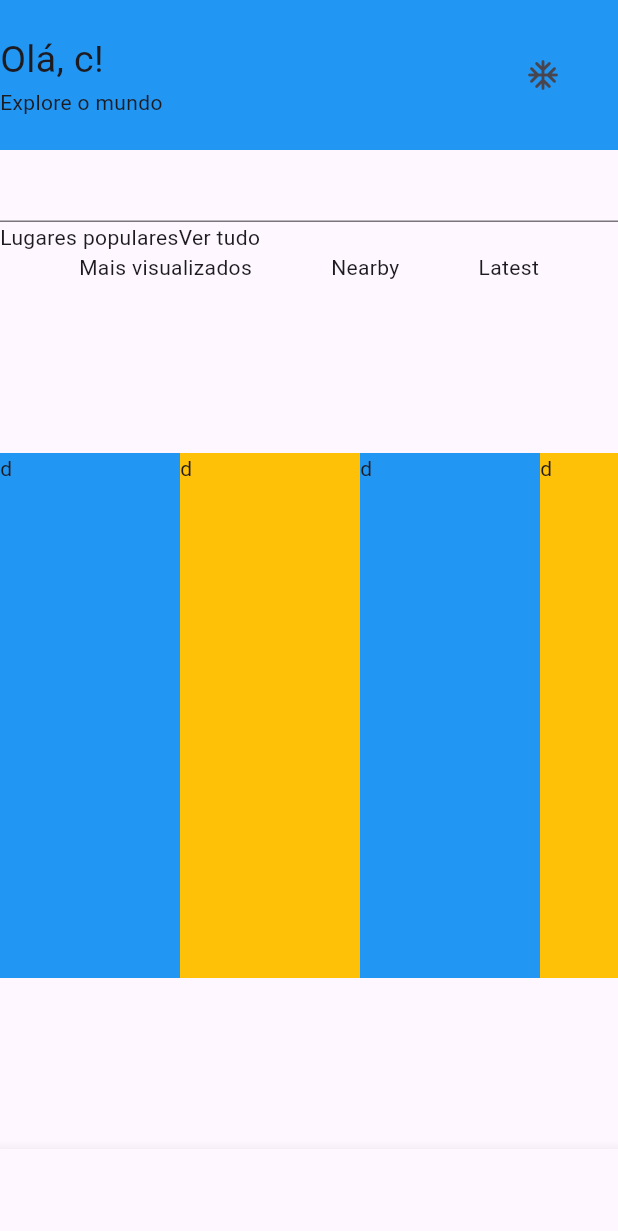
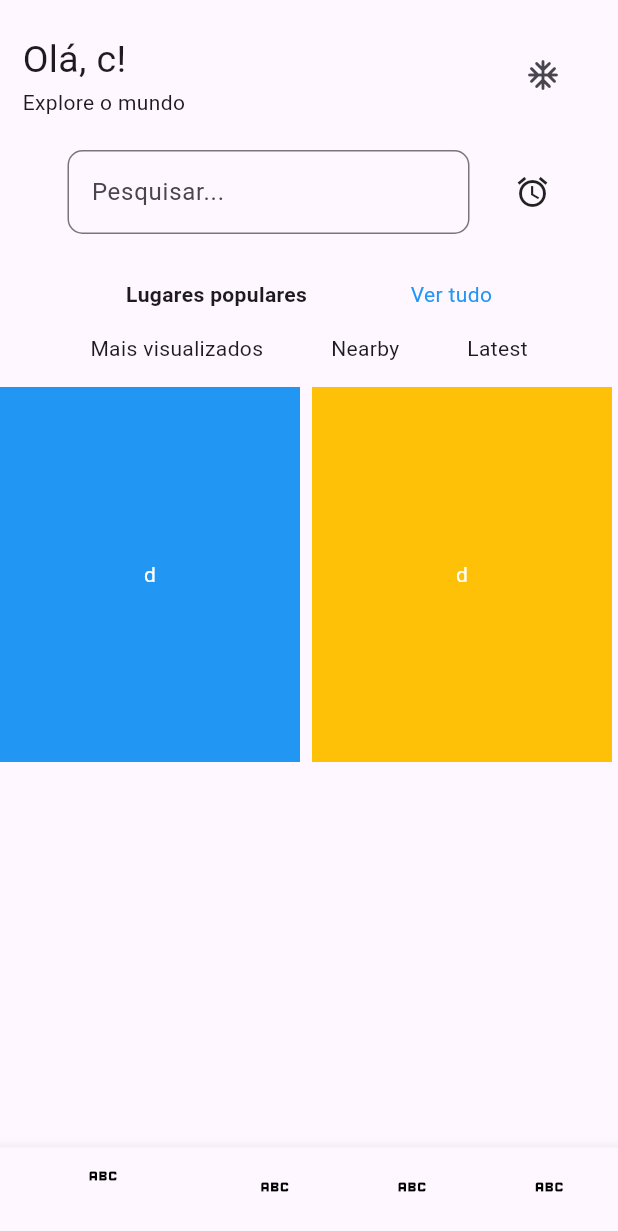
Before and after one commit to Running-Agama/viagens_app, a Flutter app: the screen it shows after launch, on a phone screen of 412 x 824 dp. Shown: the top 1231 px of the screen. Run offline on Flutter 3.47's test engine with Material 3 defaults, Android fonts, the phone set to English and light mode, and no system bars.

Commit message:
separando código e adicionando um pouco de interatividade ana navbar

```diff
--- /dev/null
+++ b/lib/explore.dart
@@ -0,0 +1,81 @@
+import 'package:flutter/material.dart';
+
+class Explorar extends StatelessWidget {
+  const Explorar({super.key});
+
+  @override
+  Widget build(BuildContext context) {
+    return SingleChildScrollView(
+      child: Column(
+        crossAxisAlignment: CrossAxisAlignment.start,
+        children: [
+          Padding(
+            padding: const EdgeInsets.only(left: 45, right: 45, bottom: 30),
+            child: Row(
+              children: [
+                Expanded(
+                  child: TextField(
+                    decoration: InputDecoration(
+                      border: OutlineInputBorder(
+                        borderRadius: BorderRadius.circular(10.0),
+                      ),
+                      hintText: 'Pesquisar...',
+                    ),
+                  ),
+                ),
+                const SizedBox(width: 30),
+                const Icon(Icons.access_alarm),
+              ],
+            ),
+          ),
+          const Padding(
+            padding: EdgeInsets.symmetric(horizontal: 15.0),
+            child: Row(
+              mainAxisAlignment: MainAxisAlignment.spaceEvenly,
+              children: [
+                Text(
+                  'Lugares populares',
+                  style: TextStyle(fontWeight: FontWeight.bold),
+                ),
+                Text(
+                  'Ver tudo',
+                  style: TextStyle(color: Colors.blue),
+                ),
+              ],
+            ),
+          ),
+          const SizedBox(height: 16),
+          const Padding(
+            padding: EdgeInsets.symmetric(horizontal: 15.0),
+            child: Row(
+              mainAxisAlignment: MainAxisAlignment.spaceEvenly,
+              children: [
+                Text('Mais visualizados'),
+                Text('Nearby'),
+                Text('Latest'),
+              ],
+            ),
+          ),
+          const SizedBox(height: 16),
+          SizedBox(
+            height: 250,
+            child: ListView.builder(
+              scrollDirection: Axis.horizontal,
+              itemCount: 10,
+              itemBuilder: (context, index) {
+                return Container(
+                  margin: const EdgeInsets.only(right: 8),
+                  width: 200,
+                  color: index % 2 == 0 ? Colors.blue : Colors.amber,
+                  child: const Center(
+                    child: Text('d', style: TextStyle(color: Colors.white)),
+                  ),
+                );
+              },
+            ),
+          ),
+        ],
+      ),
+    );
+  }
+}
--- a/lib/home.dart
+++ b/lib/home.dart
@@ -1,5 +1,5 @@
 import 'package:flutter/material.dart';
-
+import 'explore.dart';
 class HomePage extends StatefulWidget {
   const HomePage({super.key});
   @override
@@ -7,14 +7,16 @@ class HomePage extends StatefulWidget {
 }
 
 class _HomePageState extends State<HomePage> {
+  int _index = 0;
   @override
   Widget build(BuildContext context) {
     return Scaffold(
       appBar: AppBar(
-        backgroundColor: Colors.blue,
         toolbarHeight: 100,
         leadingWidth: 250,
-        leading: const Column(
+        leading: const Padding(
+          padding: EdgeInsets.all(15.0),
+          child: Column(
             mainAxisAlignment: MainAxisAlignment.center,
             crossAxisAlignment: CrossAxisAlignment.start,
             children: [
@@ -24,66 +26,39 @@ class _HomePageState extends State<HomePage> {
                   fontSize: 25,
                 ),
               ),
-            Text('Explore o mundo')
+              Text('Explore o mundo'),
             ],
+          ),
         ),
         actions: const [
           SizedBox(
             width: 100,
             child: Icon(Icons.ac_unit_rounded),
-          )
+          ),
+        ],
+      ),
+      body: IndexedStack(
+        index: _index,
+        children: [
+          Explorar(),
+          Text('oi')
         ],
       ),
 
 
-      body: Column(
-        children: [
-          const TextField(),
-          const Row(
-            children: [Text('Lugares populares'), Text('Ver tudo')],
-          ),
-          const Flex(
-            direction: Axis.horizontal , mainAxisAlignment: MainAxisAlignment.spaceEvenly,
-            children:[
-              Text('Mais visualizados'),
-              Text('Nearby'),
-              Text('Latest')
+      bottomNavigationBar: BottomNavigationBar(
+        onTap: (int index)=>setState(() {
+          _index = index;
+        }),
+        unselectedItemColor: Colors.black,
+        selectedItemColor: Colors.black,
+        items: const [
+          BottomNavigationBarItem(icon: Icon(Icons.abc_outlined), label: ''),
+          BottomNavigationBarItem(icon: Icon(Icons.abc_outlined), label: ''),
+          BottomNavigationBarItem(icon: Icon(Icons.abc_outlined), label: ''),
+          BottomNavigationBarItem(icon: Icon(Icons.abc_outlined), label: ''),
         ],
       ),
-
-          Flexible(
-             child: ListView.builder(
-              scrollDirection: Axis.horizontal,
-              itemCount: 10,
-              itemBuilder: (context,index){
-                return Row(
-                  children: [
-                    Container(
-                      height: 350,
-                      width: 120,
-                      color: index % 2 == 0 ? Colors.blue : Colors.amber,
-                      child:
-                      Text('d'),
-                    )
-                  ],
-                );
-              },
-
-          ),)
-        ],
-
-      ),
-      bottomNavigationBar:  BottomNavigationBar(
-        items: const [
-          BottomNavigationBarItem(icon: Icon(Icons.abc_outlined), label: 'd'),
-          BottomNavigationBarItem(icon: Icon(Icons.abc_outlined), label: 'd'),
-          BottomNavigationBarItem(icon: Icon(Icons.abc_outlined), label: 'd'),
-          BottomNavigationBarItem(icon: Icon(Icons.abc_outlined), label: 'd')
-        ],
-      ),
-
-
-
     );
   }
 }
```
Lines whose indentation alone changed are shown as unchanged.
